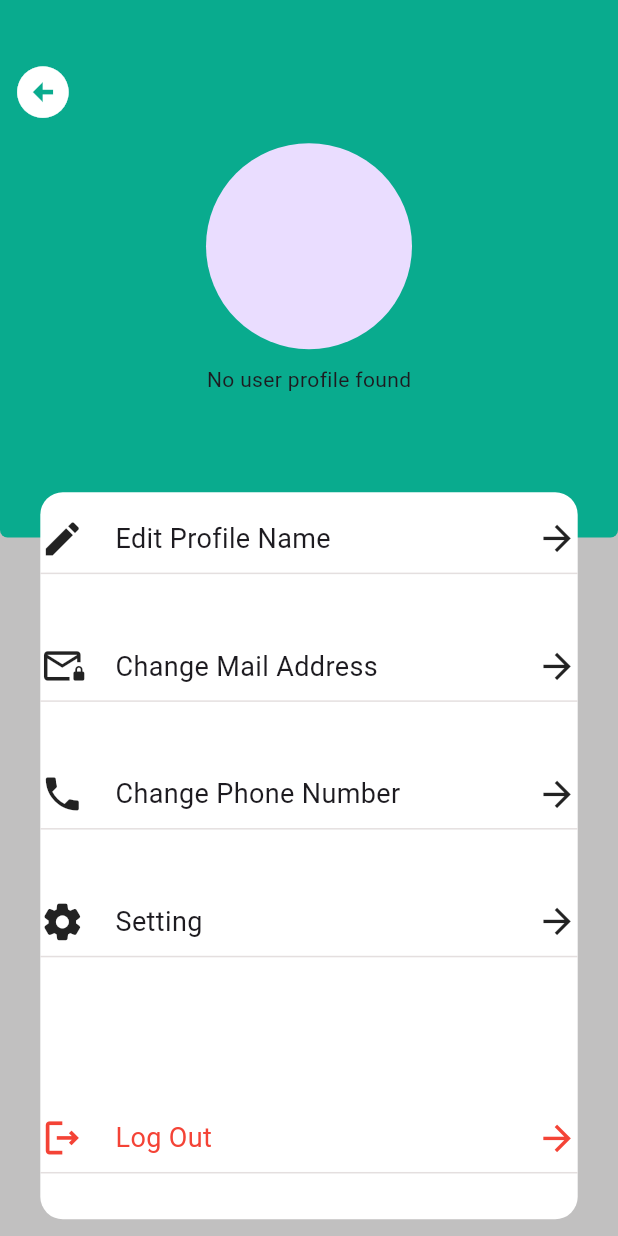
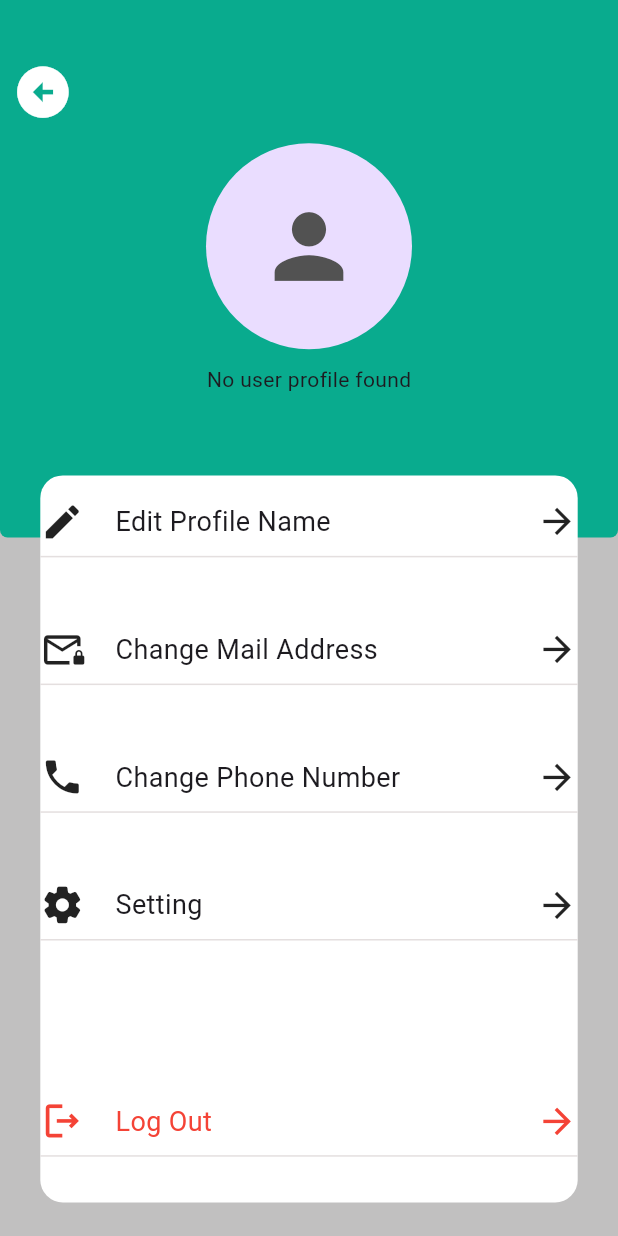
Before and after one commit to Nizaraoun/studentyGame, a Flutter app: the ProfileScreen screen opened directly, on a phone screen of 412 x 824 dp. Run offline on Flutter 3.47's test engine with Material 3 defaults, Android fonts, the light colour scheme and no system bars; our stand-ins replace awesome_dialog, cloud_firestore, firebase_auth, firebase_core, get, google_sign_in and 2 more; missing offline and left inert: dart:ffi; accounts and stored records are empty.

Commit message:
first commit

```diff
--- a/lib/Function/data_local.dart
+++ b/lib/Function/data_local.dart
@@ -1,6 +1,4 @@
 import 'dart:convert';
-
-import 'package:shared_preferences/shared_preferences.dart';
 
 import 'package:shared_preferences/shared_preferences.dart';
 
--- a/lib/main.dart
+++ b/lib/main.dart
@@ -3,6 +3,7 @@ import 'package:flutter/material.dart';
 
 import 'package:get/get.dart';
 
+import 'view/auth/register_screen.dart';
 import 'view/auth/reset.dart';
 import 'view/menu/choixmaladie.dart';
 
@@ -26,7 +27,7 @@ class MyApp extends StatelessWidget {
       initialRoute: '/page',
       theme: ThemeData(primaryColor: Color.fromARGB(255, 255, 20, 20)),
       getPages: [
-        GetPage(name: '/page', page: () => Maladies()),
+        GetPage(name: '/page', page: () => login()),
       ],
     );
   }
--- a/lib/view/menu/Profile/profile.dart
+++ b/lib/view/menu/Profile/profile.dart
@@ -14,7 +14,8 @@ class ProfileScreen extends StatelessWidget {
   Widget build(BuildContext context) {
     return Scaffold(
       backgroundColor: Color.fromARGB(255, 193, 192, 192),
-      body: Stack(
+      body: SingleChildScrollView(
+        child: Stack(
           children: [
             Container(
               width: Get.width,
@@ -31,6 +32,11 @@ class ProfileScreen extends StatelessWidget {
                 children: [
                   CircleAvatar(
                     radius: Get.width / 6,
+                    child: Icon(
+                      Icons.person,
+                      size: Get.width / 6,
+                      color: ColorManager.darkGrey,
+                    ),
                     // backgroundImage: AssetImage("assets/images/Profile.png"),
                   ),
                   const SizedBox(
@@ -49,7 +55,12 @@ class ProfileScreen extends StatelessWidget {
                           UserProfile? userProfile = snapshot.data;
                           if (userProfile != null) {
                             // Use userProfile data here
-                          return Text('Hello, ${userProfile.name}');
+                            return Text(
+                                'Hello, ${userProfile.name.toUpperCase()}',
+                                style: TextStyle(
+                                    fontSize: Get.width / 15,
+                                    fontWeight: FontWeight.w500,
+                                    color: ColorManager.black));
                           } else {
                             return Text('No user profile found');
                           }
@@ -150,6 +161,7 @@ class ProfileScreen extends StatelessWidget {
             )
           ],
         ),
+      ),
     );
   }
 }
--- a/lib/view/resources/strings_manager.dart
+++ /dev/null
@@ -1,6 +0,0 @@
-
-
-const String accueil  = 'Accueil';
-const String contact = 'Contact';
-const String campus = 'Campus';
-const String reclamation = 'Réclamation';
```
Also changed, not shown: lib/view/resources/assets_manager.dart (deleted, +0 -26 lines). Lines whose indentation alone changed are shown as unchanged.
